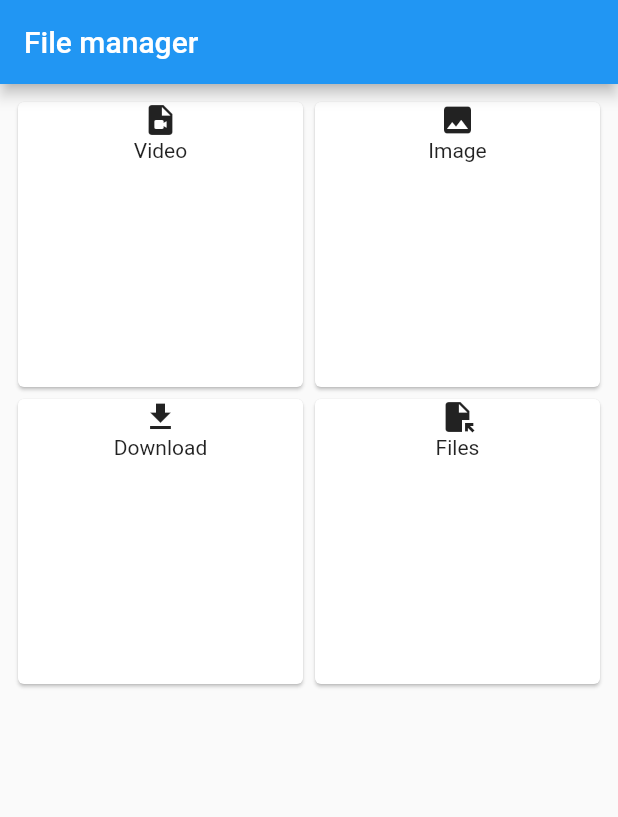
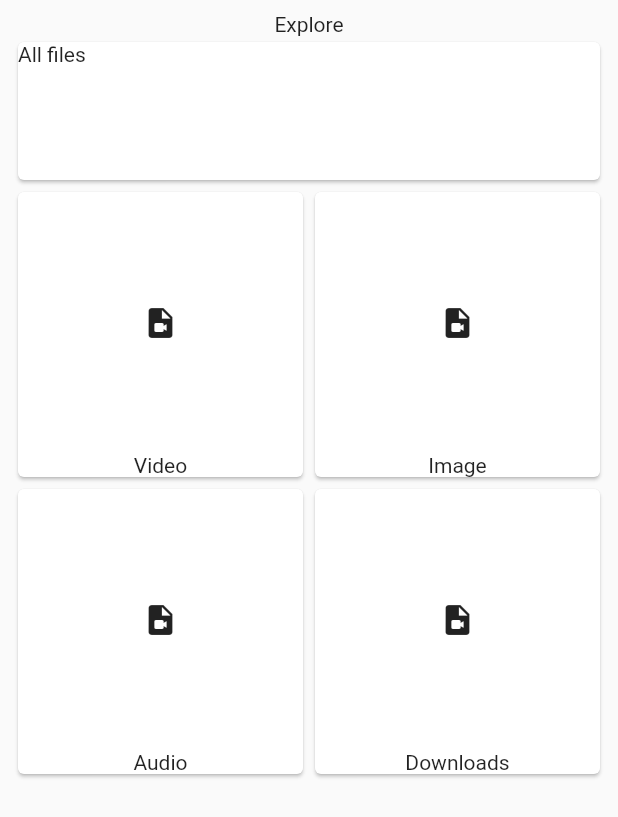
Before and after one commit to Nikhileshwar96/Fileapp, a Flutter app: the screen it shows after launch, on a phone screen of 412 x 824 dp. Shown: the top 817 px of the screen. Run offline on Flutter 3.47's test engine with Material 2 defaults, Android fonts, the phone set to English and light mode, and no system bars; our stand-ins replace built_value.

```diff
--- /dev/null
+++ b/lib/home/views/category_tiles.dart
@@ -0,0 +1,38 @@
+import 'package:flutter/material.dart';
+
+import '../../file_manager/views/file_list.dart';
+import '../../providers/platform_service_provider.dart';
+
+class CategoryTiles extends StatelessWidget {
+  final String category;
+  const CategoryTiles(
+    this.category, {
+    Key? key,
+  }) : super(key: key);
+
+  @override
+  Widget build(BuildContext context) {
+    return InkWell(
+      child: Card(
+        child: Column(
+          children: [
+            const Expanded(
+              child: Icon(
+                Icons.video_file,
+              ),
+            ),
+            Text(category)
+          ],
+        ),
+      ),
+      onTap: () async {
+        var fileEntity = PlatformServices.getFiles(category);
+        Navigator.of(context).push(
+          MaterialPageRoute(
+            builder: (filePageCOntext) => FileDisplay(filesFuture: fileEntity),
+          ),
+        );
+      },
+    );
+  }
+}
--- a/lib/home/views/home_page.dart
+++ b/lib/home/views/home_page.dart
@@ -1,7 +1,8 @@
-import 'package:file_app/providers/platform_Service_provider.dart';
+import 'package:file_app/home/views/category_tiles.dart';
 import 'package:flutter/material.dart';
 
 import '../../file_manager/views/file_list.dart';
+import '../../providers/platform_service_provider.dart';
 
 class HomePage extends StatelessWidget {
   const HomePage({Key? key}) : super(key: key);
@@ -9,58 +10,49 @@ class HomePage extends StatelessWidget {
   @override
   Widget build(BuildContext context) {
     return Scaffold(
-      appBar: AppBar(
-        title: const Text(
-          'File manager',
-        ),
-      ),
-      body: Padding(
-        padding: const EdgeInsets.all(8.0),
-        child: GridView.count(
-          crossAxisCount: 2,
-          children: [
-            InkWell(
-              child: Card(
-                child: Column(
-                  children: const [Icon(Icons.video_file), Text('Video')],
+      body: SafeArea(
+        child: Padding(
+          padding: const EdgeInsets.all(8.0),
+          child: Column(
+            children: [
+              Title(
+                color: Colors.yellow,
+                child: const Text('Explore'),
+              ),
+              SizedBox(
+                child: Container(
+                  child: InkWell(
+                    child: const Card(
+                      child: Text('All files'),
+                    ),
+                    onTap: () {
+                      var videos = PlatformServices.getFolderFiles("");
+                      Navigator.of(context).push(
+                        MaterialPageRoute(
+                          builder: (filePageCOntext) =>
+                              FileDisplay(filesFuture: videos),
+                        ),
+                      );
+                    },
+                  ),
+                  height: 100,
+                  constraints: const BoxConstraints.expand(height: 100),
+                ),
+                height: 100,
+              ),
+              Expanded(
+                child: GridView.count(
+                  crossAxisCount: 2,
+                  children: const [
+                    CategoryTiles('Video'),
+                    CategoryTiles('Image'),
+                    CategoryTiles('Audio'),
+                    CategoryTiles('Downloads'),
+                  ],
                 ),
               ),
-              onTap: () async {
-                var videos = PlatformServices.getVideos();
-                Navigator.of(context).push(MaterialPageRoute(
-                  builder: (filePageCOntext) =>
-                      FileDisplay(filesFuture: videos),
-                ));
-              },
-            ),
-            InkWell(
-              child: Card(
-                child: Column(
-                  children: const [Icon(Icons.image), Text('Image')],
-                ),
-              ),
-              onTap: () async {
-                var videos = PlatformServices.getVideos();
-                FileDisplay(filesFuture: videos);
-              },
-            ),
-            InkWell(
-              child: Card(
-                child: Column(
-                  children: const [Icon(Icons.download), Text('Download')],
-                ),
-              ),
-              onTap: () {},
-            ),
-            InkWell(
-              child: Card(
-                child: Column(
-                  children: const [Icon(Icons.file_open), Text('Files')],
-                ),
-              ),
-              onTap: () {},
-            ),
-          ],
+            ],
+          ),
         ),
       ),
     );
--- a/lib/main.dart
+++ b/lib/main.dart
@@ -1,7 +1,5 @@
 import 'package:file_app/home/views/home_page.dart';
 import 'package:flutter/material.dart';
-
-import 'file_manager/views/file_list.dart';
 
 void main() {
   runApp(const FileApp());
```
Also changed, not shown: lib/file_manager/views/file_list.dart (+17 -3 lines), lib/home/model/file_entity.dart (+10 -2 lines), lib/providers/platform_Service_provider.dart (+44 -7 lines), lib/home/model/file_entity.g.dart, 1 other file.
